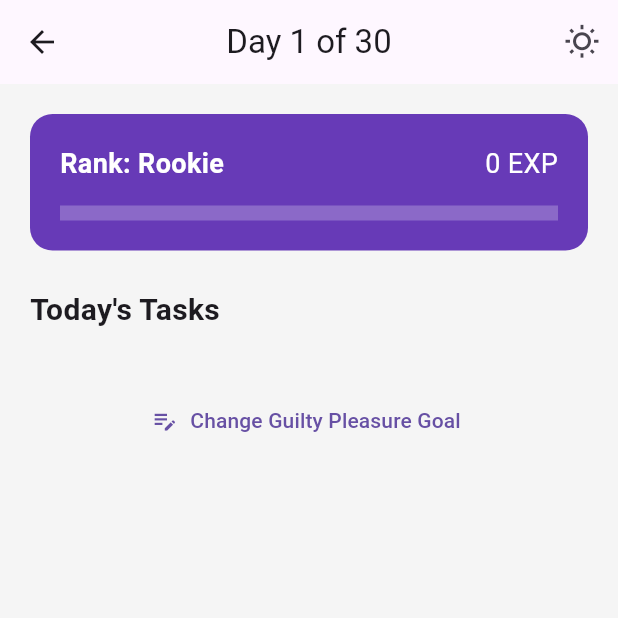
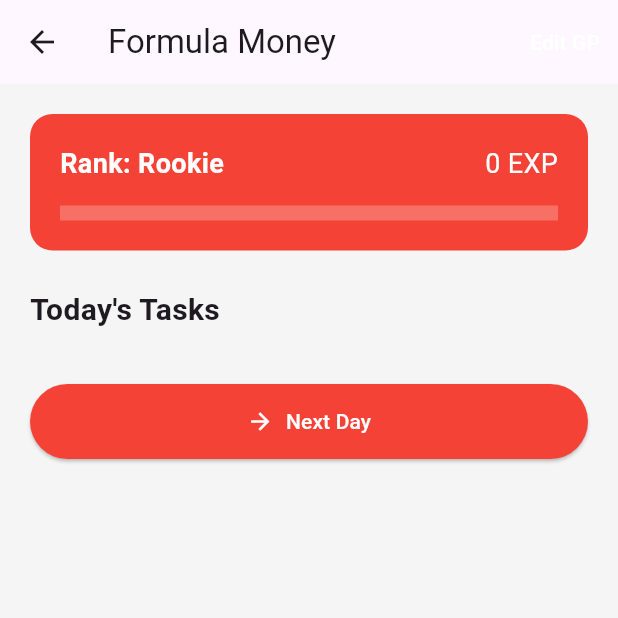
Before and after one commit to OmkarMhatre007/Lotus_Finance-Smart_Salary-, a Flutter app: the HomePage screen opened directly with empty values, on a phone screen of 412 x 824 dp, the top half of it. Run offline on Flutter 3.47's test engine with Material 3 defaults, Android fonts, the phone set to English and light mode, and no system bars; our stand-ins replace cloud_firestore, firebase_auth, firebase_core, google_generative_ai; accounts and stored records are empty.

Commit message:
logo change

```diff
--- a/lib/auth_screen.dart
+++ b/lib/auth_screen.dart
@@ -69,7 +69,7 @@ class _AuthScreenState extends State<AuthScreen> {
         child: Column(
           mainAxisAlignment: MainAxisAlignment.center,
           children: [
-            Text("Lotus Finance", style: TextStyle(fontSize: 32, fontWeight: FontWeight.bold, color: Colors.deepPurple)),
+            Text("Formula Money", style: TextStyle(fontSize: 32, fontWeight: FontWeight.bold, color: Colors.deepPurple)),
             const SizedBox(height: 30),
 
             // New Name Field: Only shows when signing up
--- a/lib/main.dart
+++ b/lib/main.dart
@@ -3,6 +3,7 @@ import 'package:google_generative_ai/google_generative_ai.dart';
 import 'package:firebase_core/firebase_core.dart';
 import 'auth_screen.dart';
 import 'firebase_service.dart';
+import 'dart:convert';
 const String globalApiKey = const String.fromEnvironment('API_KEY');
 
 void main() async {
@@ -42,7 +43,7 @@ class SmartSalaryApp extends StatelessWidget {
   Widget build(BuildContext context) {
     return MaterialApp(
       debugShowCheckedModeBanner: false,
-      theme: ThemeData(primarySwatch: Colors.deepPurple, useMaterial3: true),
+      theme: ThemeData(primarySwatch: Colors.red, useMaterial3: true),
       home: const SurveyScreen(),
     );
   }
@@ -201,7 +202,7 @@ class _SurveyScreenState extends State<SurveyScreen> {
   @override
   Widget build(BuildContext context) {
     return Scaffold(
-      appBar: AppBar(title: const Text("SmartSalary Survey")),
+      appBar: AppBar(title: const Text("Smart Survey")),
       body: SingleChildScrollView(
         padding: const EdgeInsets.all(20),
         child: Column(
@@ -240,7 +241,7 @@ class _SurveyScreenState extends State<SurveyScreen> {
   Widget _buildSectionTitle(String title) {
     return Padding(
       padding: const EdgeInsets.symmetric(vertical: 10),
-      child: Align(alignment: Alignment.centerLeft, child: Text(title, style: const TextStyle(fontSize: 18, fontWeight: FontWeight.bold, color: Colors.deepPurple))),
+      child: Align(alignment: Alignment.centerLeft, child: Text(title, style: const TextStyle(fontSize: 18, fontWeight: FontWeight.bold, color: Colors.red))),
     );
   }
 
@@ -356,18 +357,17 @@ class _HomePageState extends State<HomePage> {
     return Scaffold(
       backgroundColor: Colors.grey[100],
       appBar: AppBar(
-        title: Text("Day $_currentDay of 30"),
-        centerTitle: true,
-        actions: [
-          IconButton(
-            icon: _isAIThinking
-                ? const SizedBox(width: 20, height: 20, child: CircularProgressIndicator(strokeWidth: 2))
-                : const Icon(Icons.wb_sunny_outlined),
-            onPressed: _isAIThinking ? null : _nextDay,
-            tooltip: "Start Next Day",
-          )
-        ],
-      ),
+         backgroundColor: Colors.grey[1000],
+         title: const Text("Formula Money"),
+       actions: [
+           TextButton(
+             onPressed: () {
+        // Add your logic here to show the change GP goal dialog
+          },
+      child: const Text("Edit GP", style: TextStyle(color: Colors.white)),
+       ),
+     ],
+   ),
       body: SingleChildScrollView(
         padding: const EdgeInsets.all(20),
         child: Column(
@@ -377,7 +377,7 @@ class _HomePageState extends State<HomePage> {
             Container(
               padding: const EdgeInsets.all(20),
               decoration: BoxDecoration(
-                color: Colors.deepPurple,
+                color: Colors.red,
                 borderRadius: BorderRadius.circular(15),
               ),
               child: Column(
@@ -420,21 +420,25 @@ class _HomePageState extends State<HomePage> {
                   title: Text(_currentGoalTexts[index]),
                   subtitle: Text(isGuilty ? "Monthly Challenge - 50 EXP" : "Daily Goal - 10 EXP"),
                   value: _goalCompletion[index],
-                  activeColor: Colors.deepPurple,
+                  activeColor: Colors.red,
                   onChanged: (val) => _updateExp(index, val),
                 ),
               );
             }),
 
             const SizedBox(height: 25),
-            Center(
-              child: TextButton.icon(
-                onPressed: () {
-                  // Re-use logic for changing GP goal
-                },
-                icon: const Icon(Icons.edit_note),
-                label: const Text("Change Guilty Pleasure Goal"),
-              ),
+            SizedBox(
+               width: double.infinity,
+               child: ElevatedButton.icon(
+                 onPressed: _nextDay, // Uses the existing function from your screenshot
+                 icon: const Icon(Icons.arrow_forward),
+                 label: const Text("Next Day"),
+                 style: ElevatedButton.styleFrom(
+                   backgroundColor: Colors.red, // Matching your new theme
+                   foregroundColor: Colors.white,
+                   padding: const EdgeInsets.symmetric(vertical: 15),
+                  ),
+                ),
             ),
           ],
         ),
@@ -529,7 +533,7 @@ class _AiBotTabState extends State<AiBotTab> {
                     margin: const EdgeInsets.symmetric(vertical: 5),
                     padding: const EdgeInsets.all(12),
                     decoration: BoxDecoration(
-                      color: isUser ? Colors.deepPurple : Colors.grey[200],
+                      color: isUser ? Colors.red : Colors.grey[200],
                       borderRadius: BorderRadius.circular(15),
                     ),
                     child: Text(
@@ -632,7 +636,7 @@ class LeaderboardTab extends StatelessWidget {
               Container(
                 width: double.infinity,
                 padding: const EdgeInsets.all(20),
-                color: Colors.deepPurple,
+                color: Colors.red,
                 child: Column(
                   children: [
                     Text("You are in the top ${(100 - percentile).toStringAsFixed(1)}% of users!",
@@ -739,7 +743,7 @@ class _MainNavigationContainerState extends State<MainNavigationContainer> {
       appBar: AppBar(
         title: const Text("SmartSalary"),
         centerTitle: true,
-        backgroundColor: Colors.deepPurple[50],
+        backgroundColor: Colors.red[50],
       ),
       // NEW: Added the Drawer (Side Menu)
       drawer: Drawer(
@@ -747,7 +751,7 @@ class _MainNavigationContainerState extends State<MainNavigationContainer> {
           padding: EdgeInsets.zero,
           children: [
             DrawerHeader(
-              decoration: const BoxDecoration(color: Colors.deepPurple),
+              decoration: const BoxDecoration(color: Colors.red),
               child: Column(
                 crossAxisAlignment: CrossAxisAlignment.start,
                 children: [
@@ -780,7 +784,7 @@ class _MainNavigationContainerState extends State<MainNavigationContainer> {
       body: _pages[_selectedIndex],
       bottomNavigationBar: BottomNavigationBar(
         currentIndex: _selectedIndex,
-        selectedItemColor: Colors.deepPurple,
+        selectedItemColor: Colors.red,
         onTap: (index) => setState(() => _selectedIndex = index),
         items: const [
           BottomNavigationBarItem(icon: Icon(Icons.home), label: 'Home'),
```
Also changed, not shown: 6 other files.
